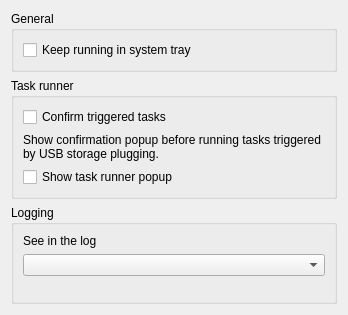
Qt form App/dialogs/settingsdialog.ui (otsakir/lisa-backup) before a commit.
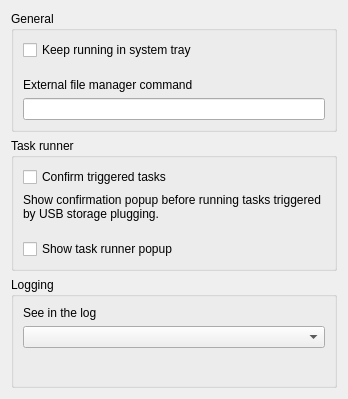
The same form after that commit.

Commit message:
New "ExternalFileManagerCommand" setting - fixes #77
Also, improves logic and UX for picking the destination directory

What changed in the file:
```diff
--- a/App/dialogs/settingsdialog.ui
+++ b/App/dialogs/settingsdialog.ui
@@ -7,7 +7,7 @@
     <x>0</x>
     <y>0</y>
     <width>348</width>
-    <height>315</height>
+    <height>399</height>
    </rect>
   </property>
   <property name="sizePolicy">
@@ -39,6 +39,32 @@
         </property>
        </widget>
       </item>
+      <item>
+       <spacer name="verticalSpacer_2">
+        <property name="orientation">
+         <enum>Qt::Vertical</enum>
+        </property>
+        <property name="sizeType">
+         <enum>QSizePolicy::Fixed</enum>
+        </property>
+        <property name="sizeHint" stdset="0">
+         <size>
+          <width>20</width>
+          <height>12</height>
+         </size>
+        </property>
+       </spacer>
+      </item>
+      <item>
+       <widget class="QLabel" name="labelExternalFileManager">
+        <property name="text">
+         <string>External file manager command</string>
+        </property>
+       </widget>
+      </item>
+      <item>
+       <widget class="QLineEdit" name="lineEditExternalFileManager"/>
+      </item>
      </layout>
     </widget>
    </item>
@@ -89,6 +115,22 @@
         </property>
        </widget>
       </item>
+      <item>
+       <spacer name="verticalSpacer_3">
+        <property name="orientation">
+         <enum>Qt::Vertical</enum>
+        </property>
+        <property name="sizeType">
+         <enum>QSizePolicy::Fixed</enum>
+        </property>
+        <property name="sizeHint" stdset="0">
+         <size>
+          <width>20</width>
+          <height>12</height>
+         </size>
+        </property>
+       </spacer>
+      </item>
       <item>
        <widget class="QCheckBox" name="checkBoxShowRunnerPopup">
         <property name="text">
```
The commit also changes 4 other files.
